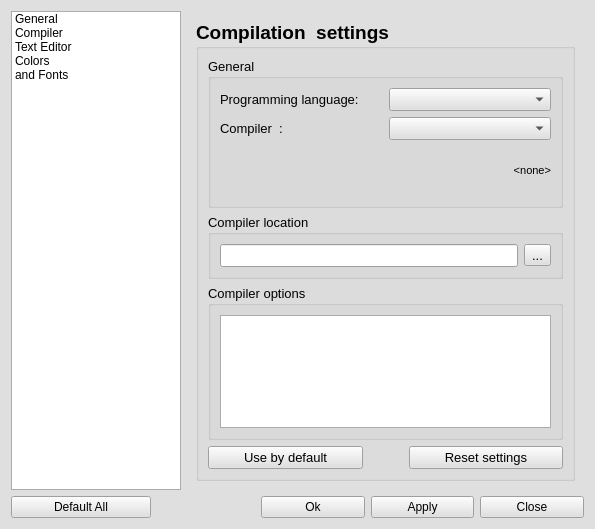
Above: branches/2.1.12/src/optionsdialog.ui from PLLUG/kuzya before the change. Below: the same form after it.
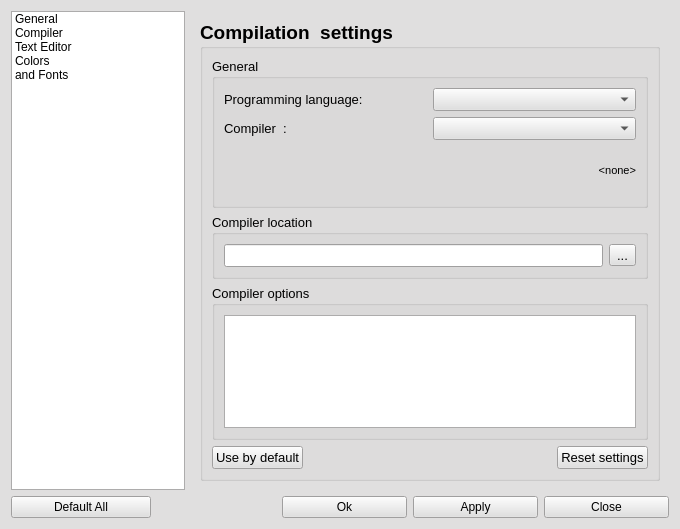
That is the form after the change. The open tabs and pages were chosen to show the change. Icons and pictures are not drawn.

Commit message: replaced buttons 'Use by default' and 'Reset settings'  changed max and min size of optionsform of optionsdialog.ui, changet target path for Windows

Diff of the .ui file:
```diff
--- a/branches/2.1.12/src/optionsdialog.ui
+++ b/branches/2.1.12/src/optionsdialog.ui
@@ -9,10 +9,22 @@
    <rect>
     <x>0</x>
     <y>0</y>
-    <width>595</width>
+    <width>680</width>
     <height>529</height>
    </rect>
   </property>
+  <property name="sizePolicy">
+   <sizepolicy hsizetype="Fixed" vsizetype="Fixed">
+    <horstretch>0</horstretch>
+    <verstretch>0</verstretch>
+   </sizepolicy>
+  </property>
+  <property name="minimumSize">
+   <size>
+    <width>680</width>
+    <height>529</height>
+   </size>
+  </property>
   <property name="maximumSize">
    <size>
     <width>680</width>
@@ -707,6 +719,12 @@
       <layout class="QGridLayout" name="gridLayout_5">
        <item row="0" column="0">
         <widget class="QGroupBox" name="groupBox_9">
+         <property name="sizePolicy">
+          <sizepolicy hsizetype="Expanding" vsizetype="Preferred">
+           <horstretch>0</horstretch>
+           <verstretch>0</verstretch>
+          </sizepolicy>
+         </property>
          <property name="font">
           <font>
            <pointsize>14</pointsize>
@@ -717,8 +735,8 @@
          <property name="title">
           <string>Compilation  settings</string>
          </property>
-         <layout class="QGridLayout" name="gridLayout_16">
-          <item row="0" column="0">
+         <layout class="QVBoxLayout" name="verticalLayout">
+          <item>
            <widget class="QGroupBox" name="groupBox_4">
             <property name="font">
              <font>
@@ -839,7 +857,7 @@
             </layout>
            </widget>
           </item>
-          <item row="1" column="0">
+          <item>
            <widget class="QGroupBox" name="groupBox_3">
             <property name="font">
              <font>
@@ -887,7 +905,7 @@
             </layout>
            </widget>
           </item>
-          <item row="2" column="0">
+          <item>
            <widget class="QGroupBox" name="groupBox_5">
             <property name="font">
              <font>
@@ -926,16 +944,10 @@
             </layout>
            </widget>
           </item>
-          <item row="3" column="0">
-           <layout class="QHBoxLayout" name="horizontalLayout_5" stretch="1,0,1">
+          <item>
+           <layout class="QHBoxLayout" name="horizontalLayout_5" stretch="0,0,0">
             <item>
              <widget class="QPushButton" name="defaultUsePushButton">
-              <property name="sizePolicy">
-               <sizepolicy hsizetype="Preferred" vsizetype="Fixed">
-                <horstretch>1</horstretch>
-                <verstretch>0</verstretch>
-               </sizepolicy>
-              </property>
               <property name="font">
                <font>
                 <pointsize>10</pointsize>
@@ -955,7 +967,7 @@
               </property>
               <property name="sizeHint" stdset="0">
                <size>
-                <width>40</width>
+                <width>0</width>
                 <height>20</height>
                </size>
               </property>
@@ -963,12 +975,6 @@
             </item>
             <item>
              <widget class="QPushButton" name="compilerResetPushButton">
-              <property name="sizePolicy">
-               <sizepolicy hsizetype="Preferred" vsizetype="Fixed">
-                <horstretch>1</horstretch>
-                <verstretch>0</verstretch>
-               </sizepolicy>
-              </property>
               <property name="font">
                <font>
                 <pointsize>10</pointsize>
```
Left out of the diff: 4 changed lines with no effect on the pictures. The commit also changes 1 other file.
